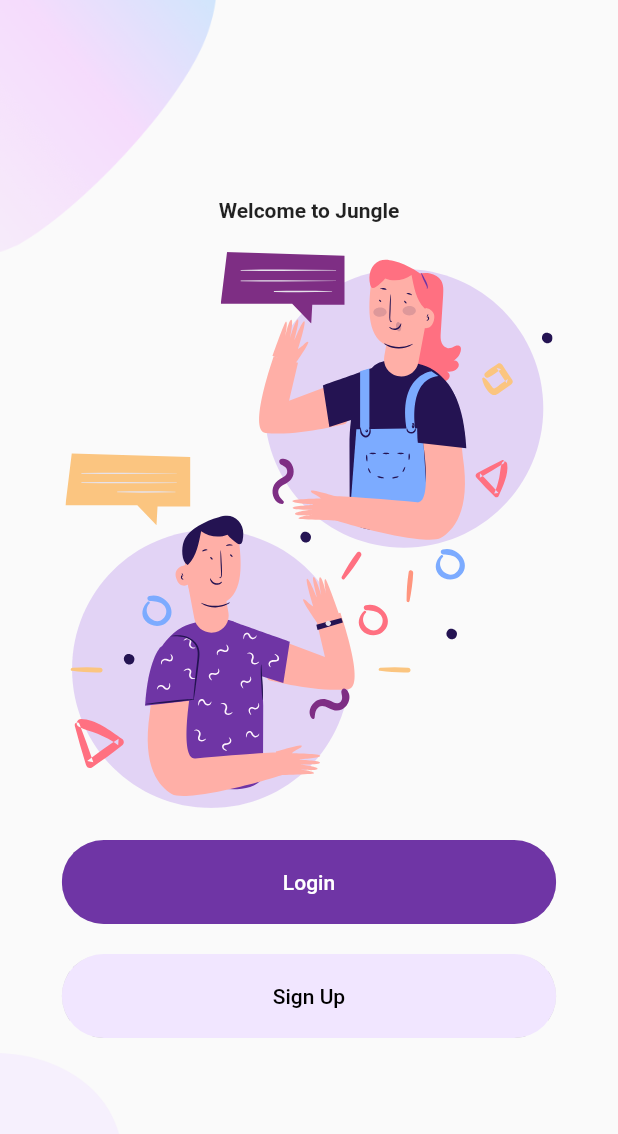
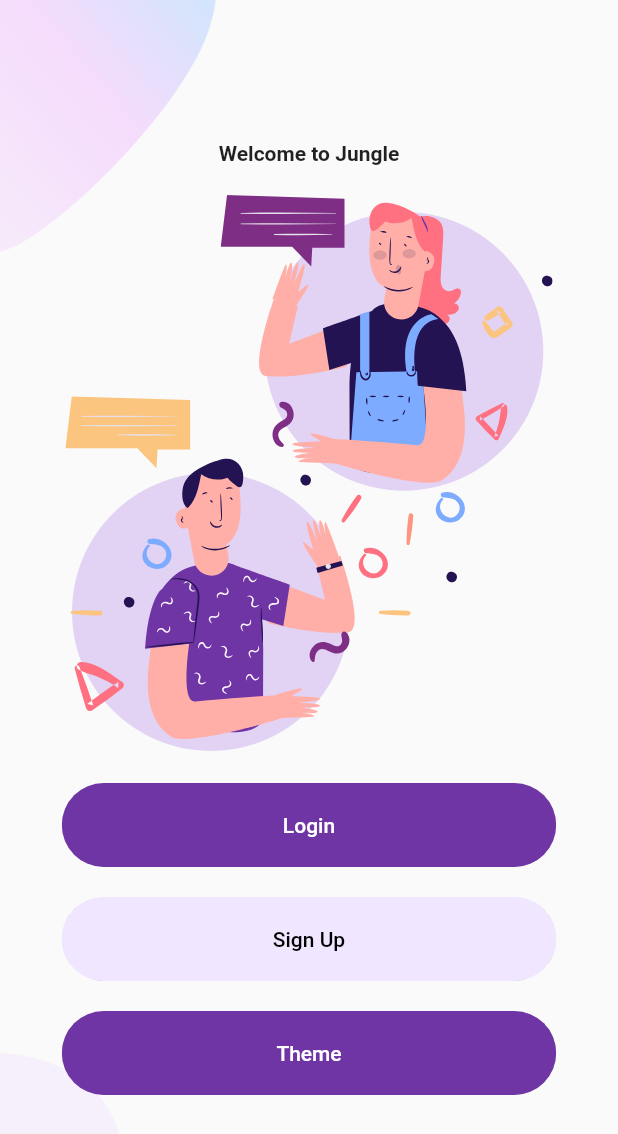
Before and after one commit to vlSolrac/01-Login, a Flutter app: the screen it shows after launch, on a phone screen of 412 x 824 dp. Shown: the top 1134 px of the screen. Run offline on Flutter 3.47's test engine with Material 2 defaults, Android fonts, the phone set to English and light mode, and no system bars; our stand-ins replace flutter_svg, shared_preferences.

Commit message:
preferences

```diff
--- a/login/lib/helpers/preferences.dart
+++ b/login/lib/helpers/preferences.dart
@@ -5,15 +5,16 @@ class Preferences {
 
   static bool _theme = false;
 
-  bool get theme {
-    return _theme;
-  }
-
-  set theme(bool value) {
-    _theme = value;
-  }
-
   static Future init() async {
     _prefs = await SharedPreferences.getInstance();
   }
+
+  static set theme(bool value) {
+    _theme = value;
+    _prefs.setBool("dark_mode", value);
+  }
+
+  static bool get theme{
+    return _prefs.getBool("dark_mode") ?? _theme;
+  }
 }
--- a/login/lib/screens/home/home.dart
+++ b/login/lib/screens/home/home.dart
@@ -1,4 +1,5 @@
 import 'package:flutter/material.dart';
+import 'package:login/helpers/preferences.dart';
 import 'package:login/routers/routers.dart';
 import 'package:login/theme/theme.dart';
 import 'package:login/widgets/animation_image.dart';
@@ -24,7 +25,9 @@ class HomeScreen extends StatelessWidget {
                 "Welcome to Jungle",
                 style: TextStyle(fontWeight: FontWeight.bold),
               ),
-              ImageAnimation(size: size,),
+              ImageAnimation(
+                size: size,
+              ),
               SizedBox(height: size.height * 0.05),
               RoundedButtom(
                 text: "Login",
@@ -32,7 +35,7 @@ class HomeScreen extends StatelessWidget {
                 textColor: Colors.white,
                 press: () => Navigator.pushNamed(
                   context,
-                  RoutesApp.creditCard,
+                  RoutesApp.login,
                 ),
               ),
               const SizedBox(height: 20),
@@ -45,6 +48,13 @@ class HomeScreen extends StatelessWidget {
                   RoutesApp.signUp,
                 ),
               ),
+              const SizedBox(height: 20),
+              RoundedButtom(
+                text: "Theme",
+                color: ThemeApp.primary,
+                press: () => Preferences.theme = !Preferences.theme,
+                textColor: Colors.white,
+              )
             ],
           ),
         ),
```
